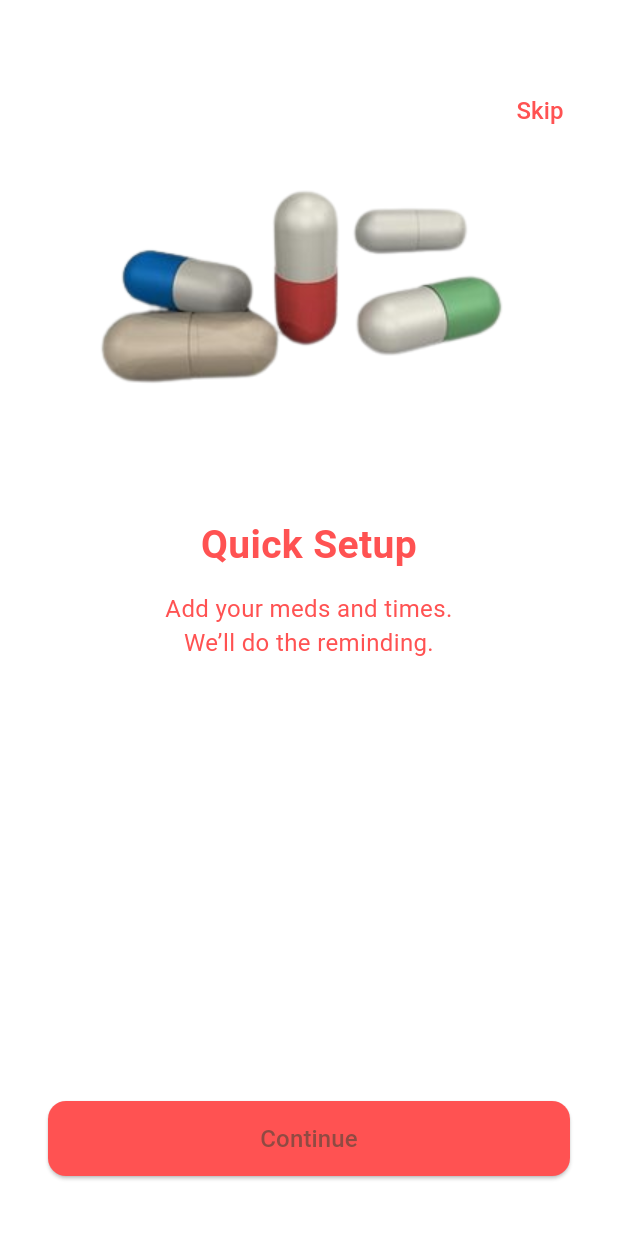
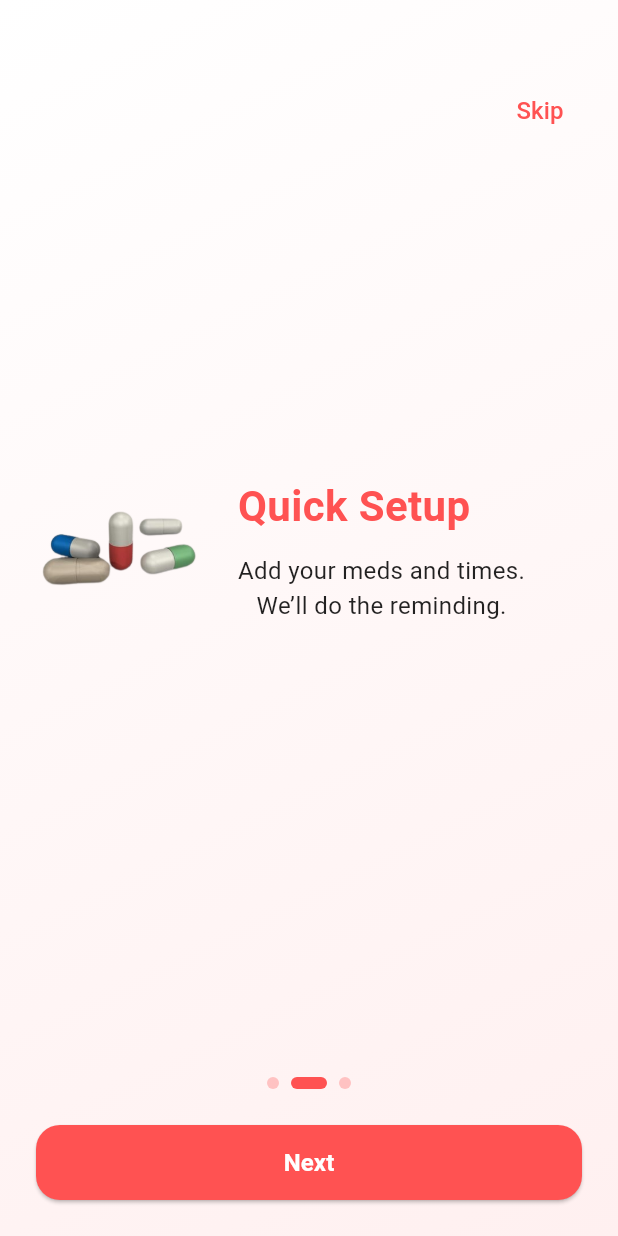
Before and after one commit to hazxllx/remed, a Flutter app: the screen it shows after launch, after a tap on "Next", on a phone screen of 412 x 824 dp. Run offline on Flutter 3.47's test engine with Material 3 defaults, Android fonts, the phone set to English and light mode, and no system bars; our stand-ins replace cloud_firestore, firebase_auth, firebase_core, google_sign_in, shared_preferences; accounts and stored records are empty.

Commit message:
updated1

```diff
--- a/lib/onboarding.dart
+++ b/lib/onboarding.dart
@@ -3,7 +3,8 @@ import 'package:shared_preferences/shared_preferences.dart';
 import 'homepage.dart';
 
 class OnboardingScreen extends StatefulWidget {
-  const OnboardingScreen({super.key});
+  final String? username;
+  const OnboardingScreen({super.key, this.username});
 
   @override
   State<OnboardingScreen> createState() => _OnboardingScreenState();
@@ -13,41 +14,58 @@ class _OnboardingScreenState extends State<OnboardingScreen> {
   final PageController _controller = PageController();
   int _currentPage = 0;
 
-  final List<Map<String, String>> _pages = [
+  final List<Map<String, dynamic>> _pages = [
     {
       'image': 'assets/ob_bg1.png',
-      'title': 'Welcome to\nRemed',
-      'subtitle': 'Your personal medicine reminder.',
-      'button': 'Next',
+      'title': 'Welcome to Remed',
+      'subtitle': 'Your personal medicine assistant.',
+      'layout': 'stacked',
+      'bg': const LinearGradient(
+        colors: [Color(0xFFFFF4F4), Colors.white],
+        begin: Alignment.topCenter,
+        end: Alignment.bottomCenter,
+      ),
     },
     {
       'image': 'assets/ob_bg2.png',
       'title': 'Quick Setup',
       'subtitle': 'Add your meds and times.\nWe’ll do the reminding.',
-      'button': 'Continue',
+      'layout': 'leftImage',
+      'bg': const LinearGradient(
+        colors: [Colors.white, Color(0xFFFFF0F0)],
+        begin: Alignment.topLeft,
+        end: Alignment.bottomRight,
+      ),
     },
     {
       'image': 'assets/ob_bg3.png',
       'title': 'Stay on Track',
       'subtitle': 'Healthy habits, made easy.',
-      'button': 'Get Started',
+      'layout': 'imageBottom',
+      'bg': const LinearGradient(
+        colors: [Color(0xFFFFF0F0), Colors.white],
+        begin: Alignment.bottomLeft,
+        end: Alignment.topRight,
+      ),
     },
   ];
 
   void _completeOnboarding() async {
-    SharedPreferences prefs = await SharedPreferences.getInstance();
-    await prefs.setBool('onboardingShown', true);  // Mark onboarding as shown
+    final prefs = await SharedPreferences.getInstance();
+    await prefs.setBool('onboardingShown', true);
     if (!mounted) return;
     Navigator.pushReplacement(
       context,
-      MaterialPageRoute(builder: (_) => const HomePage(username: '')), // Navigate to HomePage
+      MaterialPageRoute(
+        builder: (_) => HomePage(username: widget.username ?? 'User'),
+      ),
     );
   }
 
   void _nextPage() {
-    if (_currentPage < 2) {
+    if (_currentPage < _pages.length - 1) {
       _controller.nextPage(
-        duration: const Duration(milliseconds: 300),
+        duration: const Duration(milliseconds: 400),
         curve: Curves.easeInOut,
       );
     } else {
@@ -55,48 +73,110 @@ class _OnboardingScreenState extends State<OnboardingScreen> {
     }
   }
 
-  @override
-  Widget build(BuildContext context) {
-    return Scaffold(
-      backgroundColor: Colors.white,
-      body: Stack(
-        children: [
-          PageView.builder(
-            controller: _controller,
-            onPageChanged: (index) => setState(() => _currentPage = index),
-            itemCount: _pages.length,
-            itemBuilder: (context, index) {
-              return Column(
+  Widget _buildPage(Map<String, dynamic> page, BuildContext context) {
+    final size = MediaQuery.of(context).size;
+    final layout = page['layout'] ?? 'stacked';
+    final bg = page['bg'];
+
+    Widget image = Image.asset(page['image'], width: 250);
+    Widget title = Text(
+      page['title'],
+      textAlign: TextAlign.center,
+      style: const TextStyle(
+        fontSize: 28,
+        fontWeight: FontWeight.w600,
+        color: Colors.redAccent,
+      ),
+    );
+    Widget subtitle = Text(
+      page['subtitle'],
+      textAlign: TextAlign.center,
+      style: const TextStyle(fontSize: 16, color: Colors.black87),
+    );
+
+    Widget content;
+    switch (layout) {
+      case 'leftImage':
+        content = Row(
           mainAxisAlignment: MainAxisAlignment.center,
           children: [
-                  const SizedBox(height: 80),
-                  Image.asset(
-                    _pages[index]['image']!,
-                    width: 300,
-                  ),
-                  const SizedBox(height: 40),
-                  Text(
-                    _pages[index]['title']!,
-                    textAlign: TextAlign.center,
-                    style: const TextStyle(
-                      fontSize: 26,
-                      fontWeight: FontWeight.bold,
-                      color: Colors.redAccent,
+            Expanded(child: image),
+            const SizedBox(width: 20),
+            Expanded(
+              flex: 2,
+              child: Column(
+                mainAxisSize: MainAxisSize.min,
+                crossAxisAlignment: CrossAxisAlignment.start,
+                children: [title, const SizedBox(height: 12), subtitle],
               ),
             ),
-                  const SizedBox(height: 12),
-                  Text(
-                    _pages[index]['subtitle']!,
-                    textAlign: TextAlign.center,
-                    style: const TextStyle(
-                      fontSize: 16,
-                      color: Colors.redAccent,
+          ],
+        );
+        break;
+
+      case 'imageBottom':
+        content = Column(
+          mainAxisAlignment: MainAxisAlignment.center,
+          children: [
+            title,
+            const SizedBox(height: 16),
+            subtitle,
+            const SizedBox(height: 30),
+            image,
+          ],
+        );
+        break;
+
+      case 'stacked':
+      default:
+        content = Column(
+          mainAxisSize: MainAxisSize.min,
+          children: [
+            image,
+            const SizedBox(height: 30),
+            title,
+            const SizedBox(height: 16),
+            subtitle,
+          ],
+        );
+        break;
+    }
+
+    return Container(
+      width: size.width,
+      decoration: BoxDecoration(
+        gradient: bg is LinearGradient ? bg : null,
+        color: bg is Color ? bg : null,
+      ),
+      child: SafeArea(
+        child: Padding(
+          padding: const EdgeInsets.symmetric(horizontal: 24, vertical: 24),
+          child: Column(
+            children: [
+              Expanded(
+                child: Center(child: content),
+              ),
+              const SizedBox(height: 10),
+              Row(
+                mainAxisAlignment: MainAxisAlignment.center,
+                children: List.generate(
+                  _pages.length,
+                  (i) => AnimatedContainer(
+                    duration: const Duration(milliseconds: 300),
+                    margin: const EdgeInsets.symmetric(horizontal: 4),
+                    height: 8,
+                    width: _currentPage == i ? 24 : 8,
+                    decoration: BoxDecoration(
+                      color: _currentPage == i
+                          ? Colors.redAccent
+                          : Colors.redAccent.withOpacity(0.3),
+                      borderRadius: BorderRadius.circular(4),
                     ),
                   ),
-                  const Spacer(),
-                  Padding(
-                    padding: const EdgeInsets.symmetric(horizontal: 32, vertical: 40),
-                    child: SizedBox(
+                ),
+              ),
+              const SizedBox(height: 24),
+              SizedBox(
                 width: double.infinity,
                 height: 50,
                 child: ElevatedButton(
@@ -104,21 +184,42 @@ class _OnboardingScreenState extends State<OnboardingScreen> {
                   style: ElevatedButton.styleFrom(
                     backgroundColor: Colors.redAccent,
                     shape: RoundedRectangleBorder(
-                            borderRadius: BorderRadius.circular(12),
+                      borderRadius: BorderRadius.circular(16),
                     ),
                   ),
                   child: Text(
-                          _pages[index]['button']!,
-                          style: const TextStyle(fontSize: 16),
+                    _currentPage == _pages.length - 1
+                        ? 'Get Started'
+                        : 'Next',
+                    style: const TextStyle(
+                      fontSize: 16,
+                      fontWeight: FontWeight.bold,
+                      color: Colors.white, // ✅ White text here
                     ),
                   ),
                 ),
               ),
             ],
+          ),
+        ),
+      ),
     );
+  }
+
+  @override
+  Widget build(BuildContext context) {
+    return Scaffold(
+      body: Stack(
+        children: [
+          PageView.builder(
+            controller: _controller,
+            itemCount: _pages.length,
+            onPageChanged: (index) => setState(() => _currentPage = index),
+            itemBuilder: (context, index) {
+              return _buildPage(_pages[index], context);
             },
           ),
-          if (_currentPage < 2)
+          if (_currentPage < _pages.length - 1)
             Positioned(
               top: 50,
               right: 20,
```
Also changed, not shown: lib/homepage.dart (+87 -29 lines), lib/register.dart (+4 -4 lines), pubspec.yaml (+6 -5 lines), assets/user.png, pubspec.lock, 1 other file. Lines whose indentation alone changed are shown as unchanged.
